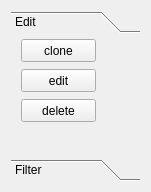
Old version of the form GameEditor/SGOOnMapToolBox.ui in the repository frostteo/GameEditor.
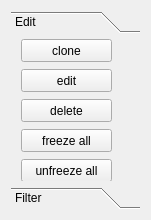
New version of the form. Icons and pictures are not drawn.

```diff
--- a/GameEditor/SGOOnMapToolBox.ui
+++ b/GameEditor/SGOOnMapToolBox.ui
@@ -7,7 +7,7 @@
     <x>0</x>
     <y>0</y>
     <width>151</width>
-    <height>192</height>
+    <height>220</height>
    </rect>
   </property>
   <property name="sizePolicy">
@@ -19,7 +19,7 @@
   <property name="minimumSize">
    <size>
     <width>150</width>
-    <height>190</height>
+    <height>220</height>
    </size>
   </property>
   <property name="windowTitle">
@@ -37,7 +37,7 @@
         <x>0</x>
         <y>0</y>
         <width>133</width>
-        <height>120</height>
+        <height>148</height>
        </rect>
       </property>
       <attribute name="label">
@@ -48,7 +48,7 @@
         <rect>
          <x>10</x>
          <y>30</y>
-         <width>75</width>
+         <width>91</width>
          <height>23</height>
         </rect>
        </property>
@@ -61,7 +61,7 @@
         <rect>
          <x>10</x>
          <y>0</y>
-         <width>75</width>
+         <width>91</width>
          <height>23</height>
         </rect>
        </property>
@@ -74,12 +74,56 @@
         <rect>
          <x>10</x>
          <y>60</y>
-         <width>75</width>
+         <width>91</width>
          <height>23</height>
         </rect>
        </property>
        <property name="text">
         <string>delete</string>
+       </property>
+       <property name="icon">
+        <iconset resource="GameEditor.qrc">
+         <normaloff>:/GameEditor/delete icon.png</normaloff>:/GameEditor/delete icon.png</iconset>
+       </property>
+      </widget>
+      <widget class="QPushButton" name="freezeAllBtn">
+       <property name="geometry">
+        <rect>
+         <x>10</x>
+         <y>90</y>
+         <width>91</width>
+         <height>23</height>
+        </rect>
+       </property>
+       <property name="toolTip">
+        <string>freeze all</string>
+       </property>
+       <property name="text">
+        <string>freeze all</string>
+       </property>
+       <property name="icon">
+        <iconset resource="GameEditor.qrc">
+         <normaloff>:/GameEditor/snowflake.png</normaloff>:/GameEditor/snowflake.png</iconset>
+       </property>
+      </widget>
+      <widget class="QPushButton" name="unfreezeAllBtn">
+       <property name="geometry">
+        <rect>
+         <x>10</x>
+         <y>120</y>
+         <width>91</width>
+         <height>23</height>
+        </rect>
+       </property>
+       <property name="toolTip">
+        <string>unfreeze all</string>
+       </property>
+       <property name="text">
+        <string>unfreeze all</string>
+       </property>
+       <property name="icon">
+        <iconset resource="GameEditor.qrc">
+         <normaloff>:/GameEditor/unfreeze.png</normaloff>:/GameEditor/unfreeze.png</iconset>
        </property>
       </widget>
      </widget>
```
Left out of the diff: 23 changed lines with no effect on the pictures.
